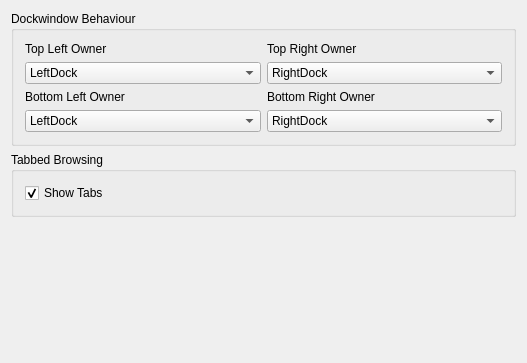
Above: shell/settings/uiconfig.ui from KDE/kdevelop before the change. Below: the same form after it.
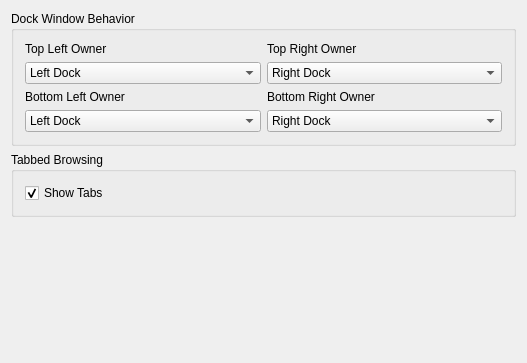
That is the form after the change.

```diff
--- a/shell/settings/uiconfig.ui
+++ b/shell/settings/uiconfig.ui
@@ -16,7 +16,7 @@
    <item>
     <widget class="QGroupBox" name="groupBox" >
      <property name="title" >
-      <string>Dockwindow Behaviour</string>
+      <string>Dock Window Behavior</string>
      </property>
      <layout class="QGridLayout" >
       <item row="0" column="0" >
@@ -37,7 +37,7 @@
        <widget class="QComboBox" name="kcfg_TopLeftCornerOwner" >
         <item>
          <property name="text" >
-          <string>LeftDock</string>
+          <string>Left Dock</string>
          </property>
         </item>
         <item>
@@ -51,7 +51,7 @@
        <widget class="QComboBox" name="kcfg_TopRightCornerOwner" >
         <item>
          <property name="text" >
-          <string>RightDock</string>
+          <string>Right Dock</string>
          </property>
         </item>
         <item>
@@ -85,7 +85,7 @@
         </property>
         <item>
          <property name="text" >
-          <string>LeftDock</string>
+          <string>Left Dock</string>
          </property>
         </item>
         <item>
@@ -105,7 +105,7 @@
         </property>
         <item>
          <property name="text" >
-          <string>RightDock</string>
+          <string>Right Dock</string>
          </property>
         </item>
         <item>
```
Left out of the diff: 8 changed lines with no effect on the pictures.
